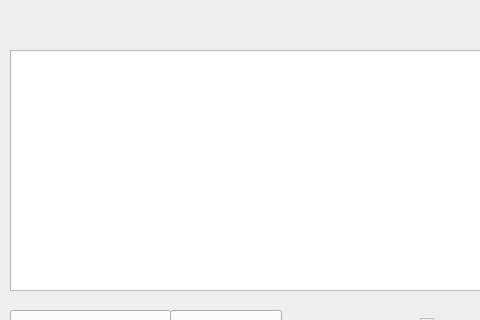
Holodome/ling, file app.ui: the form before one commit; both pictures show x 0 to 480 and y 0 to 320 of the 600 by 600 pixel window.
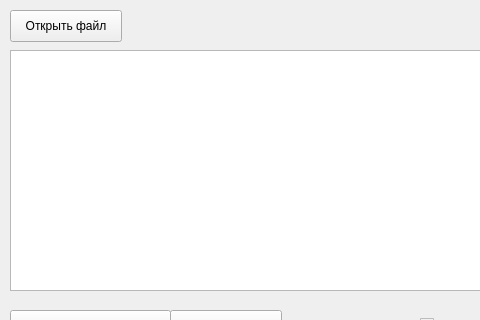
The form after the commit.

```diff
--- a/app.ui
+++ b/app.ui
@@ -73,6 +73,19 @@
      <string>Показать результат</string>
     </property>
    </widget>
+   <widget class="QPushButton" name="open_file_btn">
+    <property name="geometry">
+     <rect>
+      <x>10</x>
+      <y>10</y>
+      <width>112</width>
+      <height>32</height>
+     </rect>
+    </property>
+    <property name="text">
+     <string>Открыть файл</string>
+    </property>
+   </widget>
   </widget>
   <widget class="QMenuBar" name="menubar">
    <property name="geometry">
```
Left out of the diff: 2 changed lines with no effect on the pictures.
